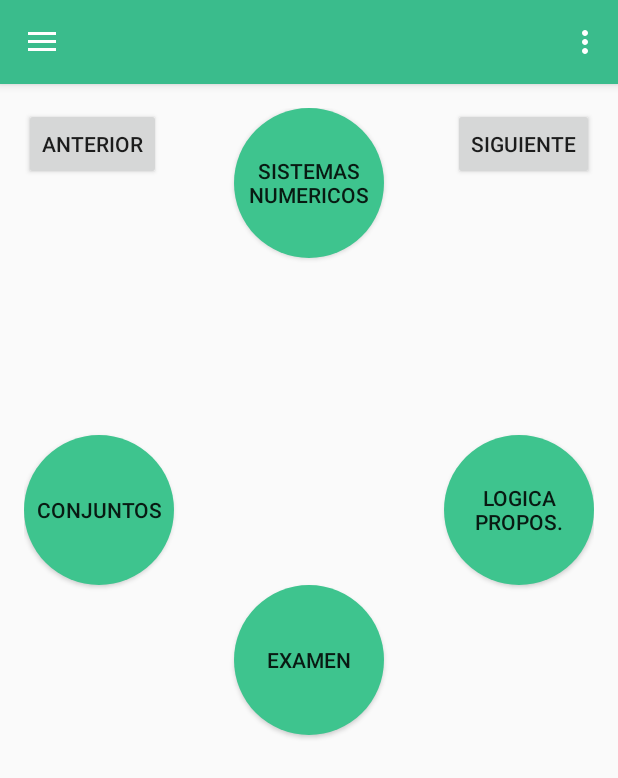
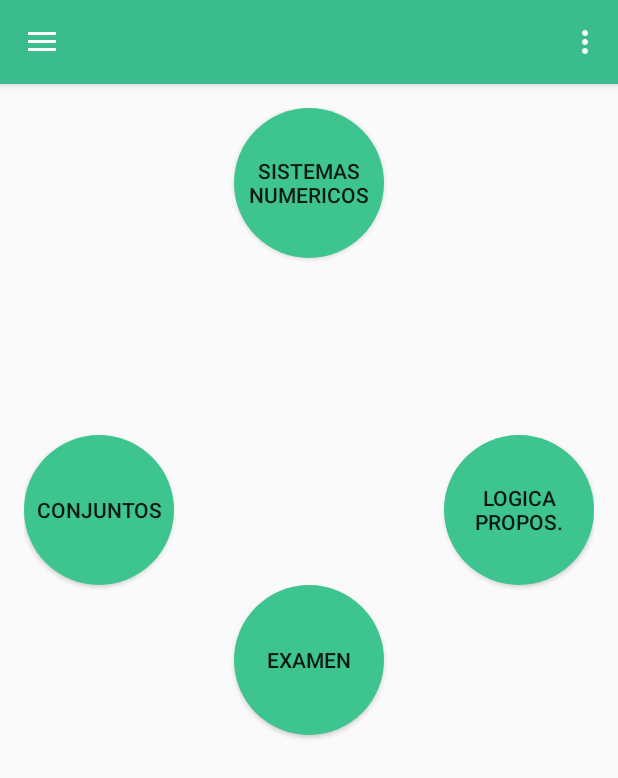
Before and after one commit to carlabalam/MDProject, an Android app: the screen it shows after launch (MainActivity), on a phone screen of 412 x 824 dp. Shown: the top 778 px of the screen. Run offline under Robolectric (Android 15) with nearby library versions, the light colour scheme and no system bars.

Commit message:
id modificados de forma automatica por editor

```diff
--- a/app/src/main/res/layout/containt_main.xml
+++ b/app/src/main/res/layout/containt_main.xml
@@ -16,7 +16,7 @@
         android:layout_width="wrap_content"
         android:layout_height="wrap_content"
         android:text="Sistemas Numericos"
-        android:id="@+id/bttema1"
+        android:id="@+id/bSistNumericos"
         android:padding="@dimen/tamaño_boton_cir"
         android:background="@drawable/btn_circle"
         android:layout_alignParentTop="true"
@@ -29,11 +29,11 @@
         android:layout_width="wrap_content"
         android:layout_height="wrap_content"
         android:text="Conjuntos"
-        android:id="@+id/button2"
+        android:id="@+id/bConjuntos"
         android:background="@drawable/btn_circle"
         android:height="100dp"
         android:width="100dp"
-        android:layout_above="@+id/button4"
+        android:layout_above="@+id/bExamen"
         android:layout_alignParentLeft="true"
         android:layout_alignParentStart="true" />
 
@@ -42,9 +42,9 @@
         android:layout_width="wrap_content"
         android:layout_height="wrap_content"
         android:text="Logica Propos."
-        android:id="@+id/button3"
+        android:id="@+id/bLogica"
         android:background="@drawable/btn_circle"
-        android:layout_alignTop="@+id/button2"
+        android:layout_alignTop="@+id/bConjuntos"
         android:layout_alignParentRight="true"
         android:layout_alignParentEnd="true"
         android:width="100dp"
@@ -55,23 +55,9 @@
         android:layout_width="wrap_content"
         android:layout_height="wrap_content"
         android:text="Examen"
-        android:id="@+id/button4"
+        android:id="@+id/bExamen"
         android:background="@drawable/btn_circle"
         android:layout_centerVertical="true"
         android:layout_centerHorizontal="true" />
 
-    <Button
-        android:layout_width="wrap_content"
-        android:layout_height="wrap_content"
-        android:text="Anterior"
-        android:id="@+id/bAnterior"
-         />
-    <Button
-        android:layout_width="wrap_content"
-        android:layout_height="wrap_content"
-        android:text="Siguiente"
-        android:id="@+id/bSiguiente"
-        android:layout_alignParentTop="true"
-        android:layout_alignRight="@+id/button3"
-        android:layout_alignEnd="@+id/button3" />
 </RelativeLayout>
```
